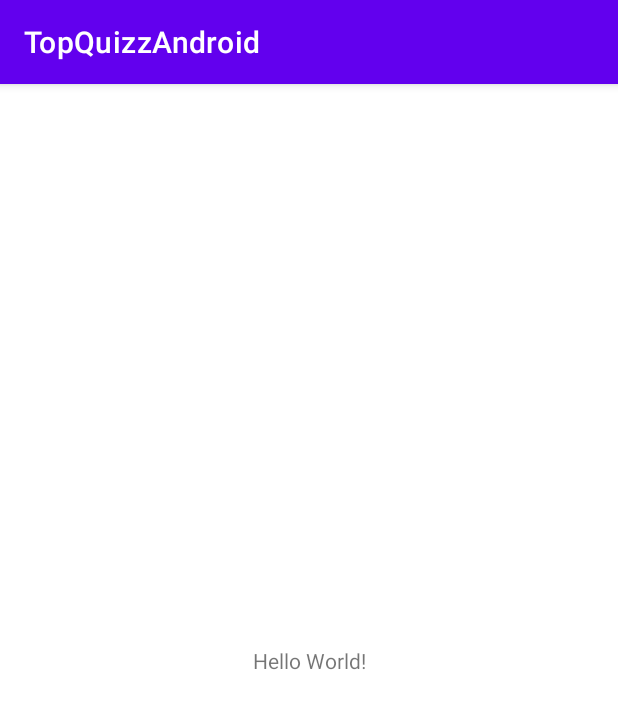
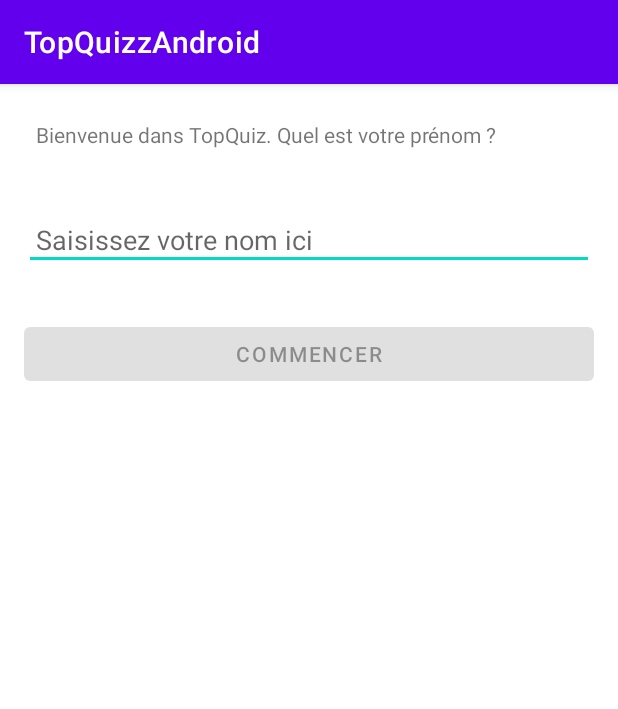
Before and after one commit to JosephCHEYNET/TopQuizzAndroid, an Android app: the screen it shows after launch (MainActivity), on a phone screen of 412 x 824 dp. Shown: the top 709 px of the screen. Run offline under Robolectric (Android 15) with nearby library versions, the light colour scheme and no system bars.

Commit message:
Création première activité

```diff
--- a/app/src/main/java/com/example/topquizzandroid/MainActivity.kt
+++ b/app/src/main/java/com/example/topquizzandroid/MainActivity.kt
@@ -2,10 +2,36 @@ package com.example.topquizzandroid
 
 import androidx.appcompat.app.AppCompatActivity
 import android.os.Bundle
+import android.widget.Button
+import android.widget.EditText
+import android.widget.TextView
+import android.text.Editable
+import android.text.TextWatcher
+import android.view.View
 
 class MainActivity : AppCompatActivity() {
+    private lateinit var mGreetingTextView: TextView
+    private lateinit var mNameEditText: EditText
+    private lateinit var mPlayButton: Button
     override fun onCreate(savedInstanceState: Bundle?) {
         super.onCreate(savedInstanceState)
         setContentView(R.layout.activity_main)
+        mGreetingTextView = findViewById(R.id.main_textview_greeting)
+        mNameEditText = findViewById(R.id.main_edittext_name)
+        mPlayButton = findViewById(R.id.main_button_play)
+        mPlayButton.isEnabled = false
+        mNameEditText.addTextChangedListener(object : TextWatcher {
+            override fun beforeTextChanged(s: CharSequence, start: Int, count: Int, after: Int) {}
+            override fun onTextChanged(s: CharSequence, start: Int, before: Int, count: Int) {}
+            override fun afterTextChanged(s: Editable) {
+                mPlayButton.setEnabled(!s.toString().isEmpty());
+            }
+        })
+        mPlayButton.setOnClickListener(object : View.OnClickListener {
+            override fun onClick(v: View?) {
+                // The user just clicked
+            }
+        })
+
     }
 }
--- a/app/src/main/res/layout/activity_main.xml
+++ b/app/src/main/res/layout/activity_main.xml
@@ -1,5 +1,7 @@
 <?xml version="1.0" encoding="utf-8"?>
-<androidx.constraintlayout.widget.ConstraintLayout xmlns:android="http://schemas.android.com/apk/res/android"
+<LinearLayout
+    android:orientation="vertical"
+    xmlns:android="http://schemas.android.com/apk/res/android"
     xmlns:app="http://schemas.android.com/apk/res-auto"
     xmlns:tools="http://schemas.android.com/tools"
     android:layout_width="match_parent"
@@ -7,12 +9,29 @@
     tools:context=".MainActivity">
 
     <TextView
-        android:layout_width="wrap_content"
+        android:id="@+id/main_textview_greeting"
+        android:layout_width="match_parent"
         android:layout_height="wrap_content"
-        android:text="Hello World!"
+        android:layout_margin="16dp"
+        android:padding="8dp"
+        android:text="Bienvenue dans TopQuiz. Quel est votre prénom ?"
         app:layout_constraintBottom_toBottomOf="parent"
         app:layout_constraintLeft_toLeftOf="parent"
         app:layout_constraintRight_toRightOf="parent"
         app:layout_constraintTop_toTopOf="parent" />
+    <EditText
+        android:id="@+id/main_edittext_name"
+        android:layout_width="match_parent"
+        android:layout_height="wrap_content"
+        android:layout_margin="16dp"
+        android:padding="8dp"
+        android:hint="Saisissez votre nom ici"/>
+    <Button
+        android:id="@+id/main_button_play"
+        android:layout_width="match_parent"
+        android:layout_height="wrap_content"
+        android:layout_margin="16dp"
+        android:padding="8dp"
+        android:text="Commencer"/>
 
-</androidx.constraintlayout.widget.ConstraintLayout>
+</LinearLayout>
```
